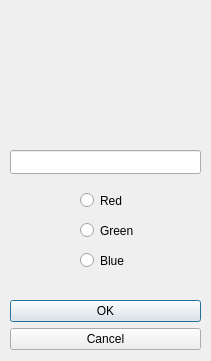
Above: worksheet6/QTproject/optiondialog.ui from ABokanan/2025_eeyab13 before the change. Below: the same form after it.
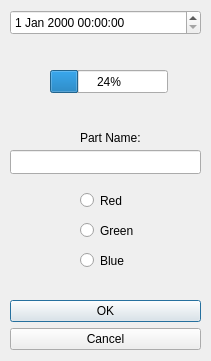
That is the form after the change.

Patch:
```diff
--- a/worksheet6/QTproject/optiondialog.ui
+++ b/worksheet6/QTproject/optiondialog.ui
@@ -78,6 +78,42 @@
     <string>Blue</string>
    </property>
   </widget>
+  <widget class="QDateTimeEdit" name="dateTimeEdit">
+   <property name="geometry">
+    <rect>
+     <x>10</x>
+     <y>10</y>
+     <width>191</width>
+     <height>25</height>
+    </rect>
+   </property>
+  </widget>
+  <widget class="QLabel" name="label">
+   <property name="geometry">
+    <rect>
+     <x>80</x>
+     <y>130</y>
+     <width>71</width>
+     <height>16</height>
+    </rect>
+   </property>
+   <property name="text">
+    <string>Part Name:</string>
+   </property>
+  </widget>
+  <widget class="QProgressBar" name="progressBar">
+   <property name="geometry">
+    <rect>
+     <x>50</x>
+     <y>70</y>
+     <width>118</width>
+     <height>23</height>
+    </rect>
+   </property>
+   <property name="value">
+    <number>24</number>
+   </property>
+  </widget>
  </widget>
  <resources/>
  <connections>
```
